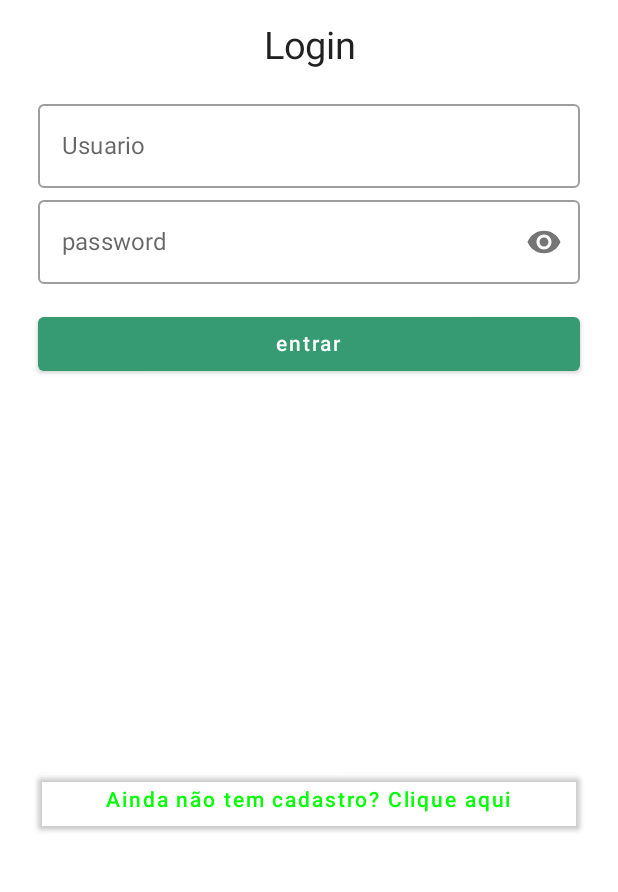
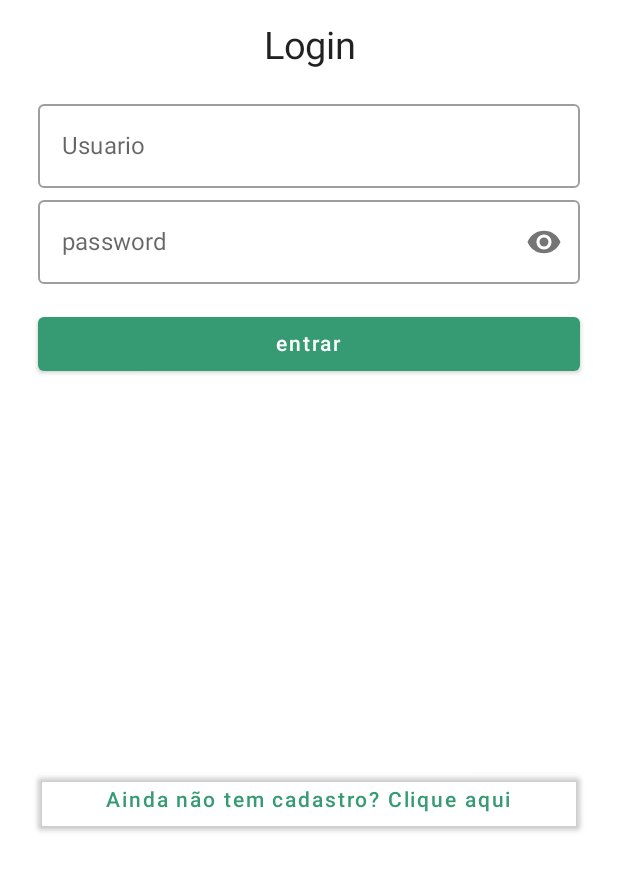
Before and after one commit to luiz1251/meuboletopago, an Android app built with Jetpack Compose: the @Preview function LoginPreview, on a phone screen of 412 x 824 dp, the part 229-1121 px from its top. Run offline under Robolectric (Android 15) with nearby library versions, the phone set to English and light mode, and no system bars.

Commit message:
Mudança cor botão

```diff
--- a/androidApp/src/main/java/br/com/digitalhouse/meuboletopago/android/screen/LoginScreen.kt
+++ b/androidApp/src/main/java/br/com/digitalhouse/meuboletopago/android/screen/LoginScreen.kt
@@ -60,12 +60,9 @@ class LoginScreen : ComponentActivity() {
 
 @Composable
 fun LoginView() {
-//    MyApplicationTheme {
+
+    Column(
 //
-//                Surface(modifier = Modifier.fillMaxSize()){
-    Column(
-//         criar uma separação vertical
-//         modifier :  modificar o componente, estilos, espaçamentos etc
         modifier = Modifier
 //            .fillMaxWidth()
 //            .background(color = Color.White) //conferir linhas a
@@ -80,13 +77,6 @@ fun LoginView() {
         val passwordVisible = remember { mutableStateOf(false) }
         val showDialog = remember { mutableStateOf(false) }
         val mensagem = remember { mutableStateOf("") }
-//        inicia a tela com o dialog hide
-
-//        Um componente pode ser renderizado várias vezes. Para que nao precise colocar valor
-//        direto na variável em caso de valores mutáveis, usa-se o remember para que ele guarde
-//        o valor. A variável vai ser um valor de TextField e ela é mutável, seu estado pode mudar
-//        dp: densidade por polegada (utilizado para aquilo que não for fonte)
-//        sp: size polegada (usado para fontes)
 
 
         Text(text = "MeuBoletoPago", fontWeight = FontWeight.Bold, fontSize = 32.sp)
@@ -137,8 +127,7 @@ fun LoginView() {
             mensagem.value = if (loginUser.validador()) {
                 "Login executado com sucesso!  Seus boletos vão ter um final feliz :)"
             } else {
-                //showDialog.value = true
-                //no final do bloco, sempre lê a ultima linha (no caso, tem que ser string)
+
                 "Ops! Login ou senha inválida :("
             }
             showDialog.value = true
@@ -156,15 +145,15 @@ fun LoginView() {
         Button(
             onClick = {/*openDialog.value = true*/ },
             modifier = Modifier.fillMaxWidth(),
-            border = BorderStroke(0.dp, Transparent),
+//            border = BorderStroke(1.dp, Color(0xFF369B73)),
            colors = ButtonDefaults.buttonColors(backgroundColor = Transparent)  )
                     {
 
             Text(
                 text = "Ainda não tem cadastro? Clique aqui",
-                color = Color.Green
+                color = Color(0xFF369B73)
             )
-            //Text(text = "cadastrar")
+
 
 
         }
--- a/androidApp/src/main/java/br/com/digitalhouse/meuboletopago/android/screen/SignupScreen.kt
+++ b/androidApp/src/main/java/br/com/digitalhouse/meuboletopago/android/screen/SignupScreen.kt
@@ -70,8 +70,7 @@ fun SignupView() {
         Spacer(modifier = Modifier.height(16.dp))
 
 
-//        USUÁRIO
-       //Text( text = "MeuBoletoPago", textAlign = TextAlign.Start ,  fontWeight = FontWeight.Bold, fontSize = 16.sp )
+//
         OutlinedTextField(
             modifier = Modifier.fillMaxWidth(),
             value = login.value,
@@ -99,9 +98,7 @@ fun SignupView() {
             onValueChange = { login.value = it },
             label = { Text(text = "Confirmar e-mail") }
 
-        )//~~~passar por validação ~~~
-        // se o email digitado no cammpo for = ao email digitado
-        // no campo confirmar e-mail
+        )
 
         OutlinedTextField(
             modifier = Modifier.fillMaxWidth(),
@@ -109,10 +106,9 @@ fun SignupView() {
             value = password.value,
 
             onValueChange = { password.value = it },
-//            quando começar a digitar, o valor digitado - it - altera o valor inicial
+
             label = { Text(text = "password") },
-//            CRIAR OS PONTINHOS
-//            //val passwordVisible
+
             visualTransformation =  if (passwordVisible.value.not()) PasswordVisualTransformation() else VisualTransformation.None,
             keyboardOptions = KeyboardOptions(keyboardType = KeyboardType.Password),
             trailingIcon = {
@@ -131,7 +127,7 @@ fun SignupView() {
         }
     }
 }
-//para onde vai o botão voltar?
+
 @Preview
 @Composable
 fun SignupPreview() {
--- a/shared/src/commonMain/kotlin/br/com/digitalhouse/meuboletopago/model/Login.kt
+++ b/shared/src/commonMain/kotlin/br/com/digitalhouse/meuboletopago/model/Login.kt
@@ -1,7 +1,6 @@
 package br.com.digitalhouse.meuboletopago.model
 
-class Login ( val login:String, val senha:String) {
-    fun validador() = (login == "usuario@kmm.com" && senha == "12345")
+class Login ( val login:String, val senha: String ) {
+        fun validador() = (login == "usuario@kmm.com" && senha == "12345")
 
 }
-//indicação da ide para melhorar o codigo quando marcar de amarelo
```
